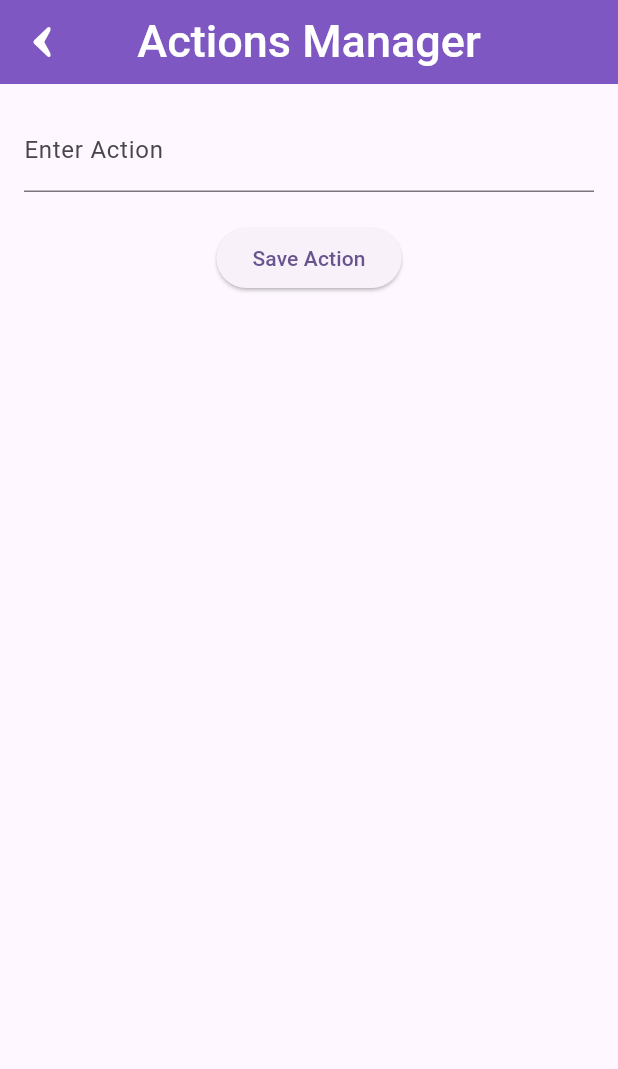
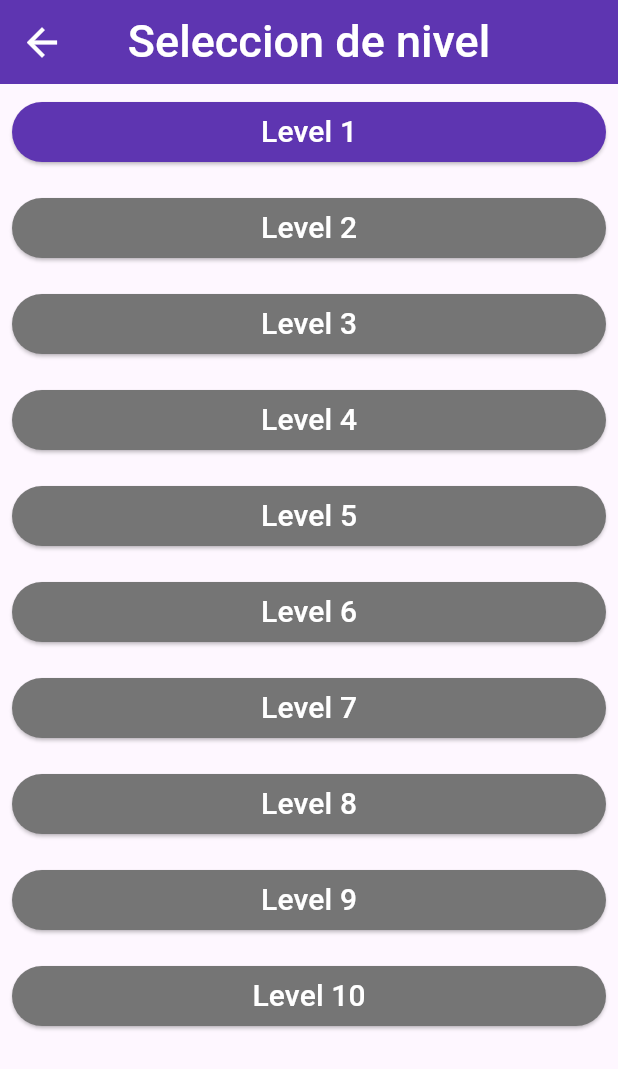
Before and after one commit to Cecilio0/Aula-Abierta, a Flutter app: the screen it shows after launch, after a tap on "Ejemplos cajero", on a phone screen of 412 x 824 dp. Shown: the top 1069 px of the screen. Run offline on Flutter 3.47's test engine with Material 3 defaults, Android fonts, the light colour scheme and no system bars; our stand-ins replace flutter_svg, hive, hive_flutter; missing offline and left inert: dart:ffi; accounts and stored records are empty.

Commit message:
Feat: Level selection widget for cajero section that checks for level access with persistency

```diff
--- a/lib/main.dart
+++ b/lib/main.dart
@@ -1,4 +1,6 @@
 // lib/main.dart
+import 'dart:ffi';
+
 import 'package:aula_abierta/pages/home.dart';
 import 'package:flutter/material.dart';
 import 'package:hive_flutter/hive_flutter.dart';
@@ -12,6 +14,8 @@ void main() async{
 
   // Due to ease of use, boxes are being opened here
   await Hive.openBox('actionsBox');
+  await Hive.openBox<bool>('nivelesCajeroBox');
+  await Hive.openBox<bool>('nivelesCompradorBox');
 
   runApp(const MyApp());
 }
--- /dev/null
+++ b/lib/pages/cajero/levelSelection.dart
@@ -0,0 +1,79 @@
+import 'package:aula_abierta/widgets/appBar.dart';
+import 'package:flutter/material.dart';
+import 'package:hive/hive.dart';
+
+class LevelSelectionScreen extends StatefulWidget {
+  const LevelSelectionScreen({super.key});
+
+  @override
+  _LevelSelectionScreenState createState() => _LevelSelectionScreenState();
+}
+
+class _LevelSelectionScreenState extends State<LevelSelectionScreen> {
+  late Box<bool> _levelBox;
+
+  @override
+  void initState() {
+    super.initState();
+    _levelBox = Hive.box<bool>('nivelesCajeroBox'); // Get the opened box
+  }
+
+  // Mark a level as completed and store it in Hive
+  Future<void> _markLevelAsCompleted(int level) async {
+    await _levelBox.put('level_$level', true); // Mark the level as completed
+    setState(() {}); // Update the UI
+  }
+
+  // Check if the previous level was completed
+  bool _canPlayLevel(int level) {
+    if (level == 0) return true; // First level is always playable
+    return _levelBox.get('level_${level - 1}', defaultValue: false) == true;
+  }
+
+  // Check if the level has been completed
+  bool _isLevelCompleted(int level) {
+    return _levelBox.get('level_$level', defaultValue: false) == true;
+  }
+
+  @override
+  Widget build(BuildContext context) {
+    return Scaffold(
+      appBar: const CustomAppBar(title: 'Seleccion de nivel'),
+      body: Center(
+        child: ListView.builder(
+          itemCount: 10,
+          itemBuilder: (context, index) {
+            return Padding(
+              padding: const EdgeInsets.all(8.0),
+              child: ElevatedButton(
+                onPressed: _canPlayLevel(index) ? () => _playLevel(index) : () => _lockedLevelMessage(index),
+                style: ElevatedButton.styleFrom(
+                  backgroundColor: _canPlayLevel(index) ? Colors.deepPurple.shade600 : Colors.grey.shade600,
+                ),
+                child: Text(
+                  'Level ${index + 1}',
+                  style: const TextStyle(
+                    fontSize: 20,
+                    color: Colors.white
+                  ),
+                ),
+              ),
+            );
+          },
+        ),
+      ),
+    );
+  }
+
+  void _lockedLevelMessage(int level) {
+    print("can't play level ${level + 1} yet");
+  }
+
+  // Handle playing a level and mark it as completed
+  void _playLevel(int level) {
+    // Simulate playing the level and mark it as completed
+    _markLevelAsCompleted(level);
+    print('Playing Level ${level + 1}');
+    // You can navigate to the actual game screen if needed
+  }
+}
--- a/lib/pages/home.dart
+++ b/lib/pages/home.dart
@@ -1,3 +1,4 @@
+import 'package:aula_abierta/pages/cajero/levelSelection.dart';
 import 'package:aula_abierta/pages/testPage.dart';
 import 'package:aula_abierta/widgets/appBar.dart';
 import 'package:aula_abierta/widgets/button.dart';
@@ -11,7 +12,7 @@ class HomePage extends StatelessWidget {
     return Scaffold(
       appBar: const CustomAppBar(
         title: 'Aula Abierta',
-        isBackArrowActive: false,
+        isBackButtonActive: false,
       ),
       body: Center(
         child: Column(
@@ -43,8 +44,7 @@ class HomePage extends StatelessWidget {
                     Navigator.push(
                         context,
                         MaterialPageRoute(
-                            builder: (context) => const TestPage(),
-                            settings: const RouteSettings(name: "EjemplosCajero")
+                            builder: (context) => const LevelSelectionScreen()
                         )
                     );
                   }
@@ -52,13 +52,23 @@ class HomePage extends StatelessWidget {
               CustomButton(
                   text: "Ejemplos comprador",
                   onPressed: () {
-                    Navigator.push(context, MaterialPageRoute(builder: (context) => const TestPage()));
+                    Navigator.push(
+                        context,
+                        MaterialPageRoute(
+                            builder: (context) => const TestPage()
+                        )
+                    );
                   }
               ),
               CustomButton(
                   text: "Test Page",
                   onPressed: () {
-                    Navigator.push(context, MaterialPageRoute(builder: (context) => const TestPage()));
+                    Navigator.push(
+                        context,
+                        MaterialPageRoute(
+                            builder: (context) => const TestPage()
+                        )
+                    );
                   }
               )
             ],
--- a/lib/pages/testPage.dart
+++ b/lib/pages/testPage.dart
@@ -26,6 +26,7 @@ class _ActionScreenState extends State<ActionScreen> {
   @override
   void initState() {
     super.initState();
+
     // Get the already opened box
     actionBox = Hive.box('actionsBox');
   }
--- a/lib/widgets/appBar.dart
+++ b/lib/widgets/appBar.dart
@@ -3,12 +3,12 @@ import 'package:flutter_svg/flutter_svg.dart';
 
 class CustomAppBar extends StatelessWidget implements PreferredSizeWidget {
   final String title;
-  final bool isBackArrowActive;
+  final bool isBackButtonActive;
 
   const CustomAppBar({
     super.key,
     required this.title,
-    this.isBackArrowActive = true,
+    this.isBackButtonActive = true,
   });
 
   @override
@@ -23,14 +23,12 @@ class CustomAppBar extends StatelessWidget implements PreferredSizeWidget {
         ),
       ),
       centerTitle: true,
-      backgroundColor: Colors.deepPurple.shade400,
+      backgroundColor: Colors.deepPurple.shade600,
       elevation: 0.0,
-      leading: isBackArrowActive? IconButton(
-        icon: SvgPicture.asset(
-          'assets/icons/left-arrow.svg',
-          colorFilter: const ColorFilter.mode(Colors.white, BlendMode.srcIn),
-          width: 20,
-          height: 20,
+      leading: isBackButtonActive? BackButton(
+        color: Colors.white,
+        style: const ButtonStyle(
+          iconSize: WidgetStatePropertyAll(30),
         ),
         onPressed: () {
           Navigator.pop(context);
--- a/lib/widgets/button.dart
+++ b/lib/widgets/button.dart
@@ -20,16 +20,16 @@ class CustomButton extends StatelessWidget {
   Widget build(BuildContext context) {
     return ElevatedButton(
       onPressed: onPressed, // Pass the onPressed callback
-      style: ButtonStyle(
-        fixedSize: WidgetStatePropertyAll(
-            size
-        ),
+      style: ElevatedButton.styleFrom(
+        backgroundColor: Colors.deepPurple.shade600,
+        fixedSize: size
       ),
       child: Text(
         text,
         style: const TextStyle(
-            fontSize: 24,
-            fontWeight: FontWeight.w500
+            fontSize: 20,
+            fontWeight: FontWeight.w500,
+            color: Colors.white
         ),
       ),
     );
```
Also changed, not shown: assets/icons/back-arrow-black-icon.svg (deleted), assets/icons/back-arrow.svg (added), assets/icons/left-arrow.svg (deleted), lib/pages/cajero/cajeroQuiz.dart (added).
